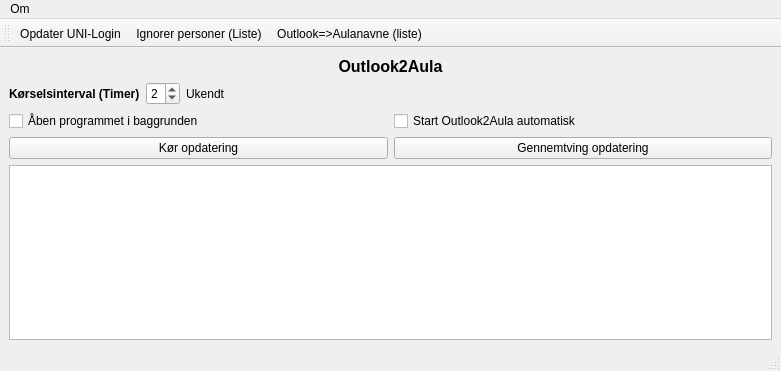
Qt form mainwindow.ui (froksen/O2A_GUI) before a commit.
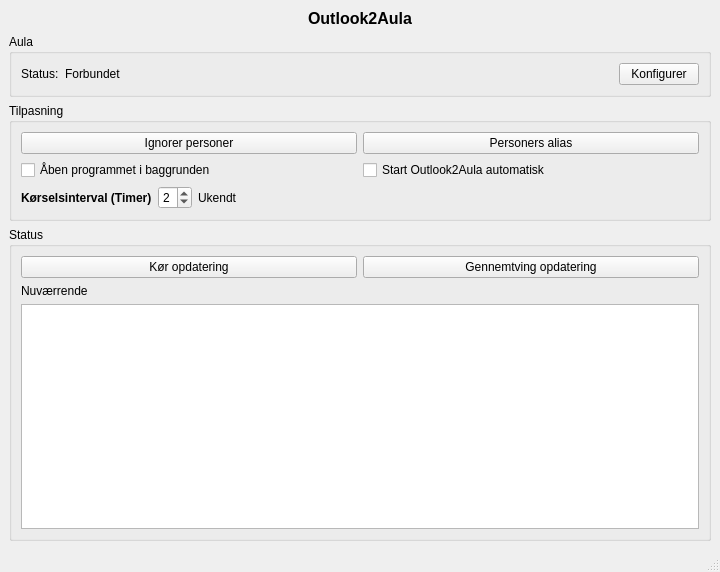
The same form after that commit. Icons and pictures are not drawn.

Commit message: Tilføjet ny GUI

Patch:
```diff
--- a/mainwindow.ui
+++ b/mainwindow.ui
@@ -6,8 +6,8 @@
    <rect>
     <x>0</x>
     <y>0</y>
-    <width>781</width>
-    <height>371</height>
+    <width>720</width>
+    <height>572</height>
    </rect>
   </property>
   <property name="windowTitle">
@@ -19,7 +19,7 @@
     <normalon>images/exchange.png</normalon>images/exchange.png</iconset>
   </property>
   <widget class="QWidget" name="centralwidget">
-   <layout class="QVBoxLayout" name="verticalLayout">
+   <layout class="QVBoxLayout" name="verticalLayout_3">
     <item>
      <widget class="QLabel" name="label_2">
       <property name="font">
@@ -37,6 +37,98 @@
      </widget>
     </item>
     <item>
+     <widget class="QGroupBox" name="groupBox">
+      <property name="title">
+       <string>Aula</string>
+      </property>
+      <layout class="QHBoxLayout" name="horizontalLayout">
+       <item>
+        <layout class="QGridLayout" name="gridLayout">
+         <item row="0" column="3">
+          <widget class="QPushButton" name="settings_button_aula">
+           <property name="text">
+            <string>Konfigurer</string>
+           </property>
+          </widget>
+         </item>
+         <item row="0" column="1">
+          <widget class="QLabel" name="settings_aula_status">
+           <property name="text">
+            <string>Forbundet</string>
+           </property>
+          </widget>
+         </item>
+         <item row="0" column="0">
+          <widget class="QLabel" name="settings_label_aula">
+           <property name="text">
+            <string>Status:</string>
+           </property>
+          </widget>
+         </item>
+         <item row="0" column="2">
+          <spacer name="horizontalSpacer">
+           <property name="orientation">
+            <enum>Qt::Horizontal</enum>
+           </property>
+           <property name="sizeHint" stdset="0">
+            <size>
+             <width>40</width>
+             <height>20</height>
+            </size>
+           </property>
+          </spacer>
+         </item>
+        </layout>
+       </item>
+      </layout>
+     </widget>
+    </item>
+    <item>
+     <widget class="QGroupBox" name="groupBox_3">
+      <property name="title">
+       <string>Tilpasning</string>
+      </property>
+      <layout class="QVBoxLayout" name="verticalLayout_2">
+       <item>
+        <layout class="QGridLayout" name="gridLayout_2">
+         <item row="0" column="0">
+          <widget class="QPushButton" name="customize_ignore_people_button">
+           <property name="text">
+            <string>Ignorer personer</string>
+           </property>
+          </widget>
+         </item>
+         <item row="0" column="1">
+          <widget class="QPushButton" name="customize_alias_button">
+           <property name="text">
+            <string>Personers alias</string>
+           </property>
+          </widget>
+         </item>
+        </layout>
+       </item>
+       <item>
+        <layout class="QGridLayout" name="gridLayout_3">
+         <item row="0" column="0">
+          <widget class="QCheckBox" name="start_window_minimized">
+           <property name="enabled">
+            <bool>true</bool>
+           </property>
+           <property name="text">
+            <string>Åben programmet i baggrunden</string>
+           </property>
+          </widget>
+         </item>
+         <item row="0" column="1">
+          <widget class="QCheckBox" name="run_program_at_startup">
+           <property name="text">
+            <string>Start Outlook2Aula automatisk</string>
+           </property>
+          </widget>
+         </item>
+        </layout>
+       </item>
+       <item>
      <layout class="QHBoxLayout" name="horizontalLayout_3">
       <item>
        <widget class="QLabel" name="label_3">
@@ -85,37 +177,25 @@
       </item>
      </layout>
     </item>
-    <item>
-     <layout class="QHBoxLayout" name="horizontalLayout_4">
-      <item>
-       <widget class="QCheckBox" name="start_window_minimized">
-        <property name="enabled">
-         <bool>true</bool>
-        </property>
-        <property name="text">
-         <string>Åben programmet i baggrunden</string>
-        </property>
-       </widget>
-      </item>
-      <item>
-       <widget class="QCheckBox" name="run_program_at_startup">
-        <property name="text">
-         <string>Start Outlook2Aula automatisk</string>
-        </property>
-       </widget>
-      </item>
-     </layout>
+      </layout>
+     </widget>
     </item>
     <item>
-     <layout class="QHBoxLayout" name="horizontalLayout">
+     <widget class="QGroupBox" name="groupBox_2">
+      <property name="title">
+       <string>Status</string>
+      </property>
+      <layout class="QVBoxLayout" name="verticalLayout">
       <item>
+        <layout class="QGridLayout" name="gridLayout_4">
+         <item row="0" column="0">
        <widget class="QPushButton" name="runO2A">
         <property name="text">
          <string>Kør opdatering</string>
         </property>
        </widget>
       </item>
-      <item>
+         <item row="0" column="1">
        <widget class="QPushButton" name="forcerunO2A">
         <property name="text">
          <string>Gennemtving opdatering</string>
@@ -125,10 +205,17 @@
      </layout>
     </item>
     <item>
-     <layout class="QHBoxLayout" name="horizontalLayout_2"/>
+        <widget class="QLabel" name="label">
+         <property name="text">
+          <string>Nuværrende</string>
+         </property>
+        </widget>
     </item>
     <item>
-     <widget class="QPlainTextEdit" name="actionDetails"/>
+        <widget class="QTextEdit" name="actionDetails"/>
+       </item>
+      </layout>
+     </widget>
     </item>
    </layout>
   </widget>
@@ -137,85 +224,12 @@
     <rect>
      <x>0</x>
      <y>0</y>
-     <width>781</width>
+     <width>720</width>
      <height>22</height>
     </rect>
    </property>
-   <widget class="QMenu" name="menuIndstillinger">
-    <property name="title">
-     <string>Om</string>
-    </property>
-    <addaction name="actionOm_Qt"/>
-   </widget>
-   <addaction name="menuIndstillinger"/>
   </widget>
   <widget class="QStatusBar" name="statusbar"/>
-  <widget class="QToolBar" name="toolBar">
-   <property name="windowTitle">
-    <string>toolBar</string>
-   </property>
-   <property name="toolButtonStyle">
-    <enum>Qt::ToolButtonTextBesideIcon</enum>
-   </property>
-   <attribute name="toolBarArea">
-    <enum>TopToolBarArea</enum>
-   </attribute>
-   <attribute name="toolBarBreak">
-    <bool>false</bool>
-   </attribute>
-   <addaction name="actionUnilogin"/>
-   <addaction name="actionIgnore_people_list"/>
-   <addaction name="actionOutlook_Aulanavne_liste"/>
-  </widget>
-  <action name="actionUnilogin">
-   <property name="icon">
-    <iconset>
-     <normaloff>images/Aula-logo.jpg</normaloff>images/Aula-logo.jpg</iconset>
-   </property>
-   <property name="text">
-    <string>Opdater UNI-Login</string>
-   </property>
-  </action>
-  <action name="actionOutlook">
-   <property name="text">
-    <string>Opsæt Outlook</string>
-   </property>
-  </action>
-  <action name="actionOm_Qt">
-   <property name="text">
-    <string>Om Qt</string>
-   </property>
-  </action>
-  <action name="actionIgnore_people_list">
-   <property name="icon">
-    <iconset>
-     <normaloff>images/ignore.png</normaloff>images/ignore.png</iconset>
-   </property>
-   <property name="text">
-    <string>Ignorer personer (Liste)</string>
-   </property>
-   <property name="menuRole">
-    <enum>QAction::NoRole</enum>
-   </property>
-  </action>
-  <action name="actionOutlook_Aulanavne_liste">
-   <property name="icon">
-    <iconset>
-     <normaloff>images/switch.png</normaloff>images/switch.png</iconset>
-   </property>
-   <property name="text">
-    <string>Outlook=&gt;Aulanavne (liste)</string>
-   </property>
-   <property name="menuRole">
-    <enum>QAction::NoRole</enum>
-   </property>
-   <property name="iconVisibleInMenu">
-    <bool>true</bool>
-   </property>
-   <property name="shortcutVisibleInContextMenu">
-    <bool>true</bool>
-   </property>
-  </action>
  </widget>
  <resources/>
  <connections/>
```
Left out of the diff: 7 changed lines with no effect on the pictures. Lines whose indentation alone changed are shown as unchanged. The commit also changes 1 other file.
